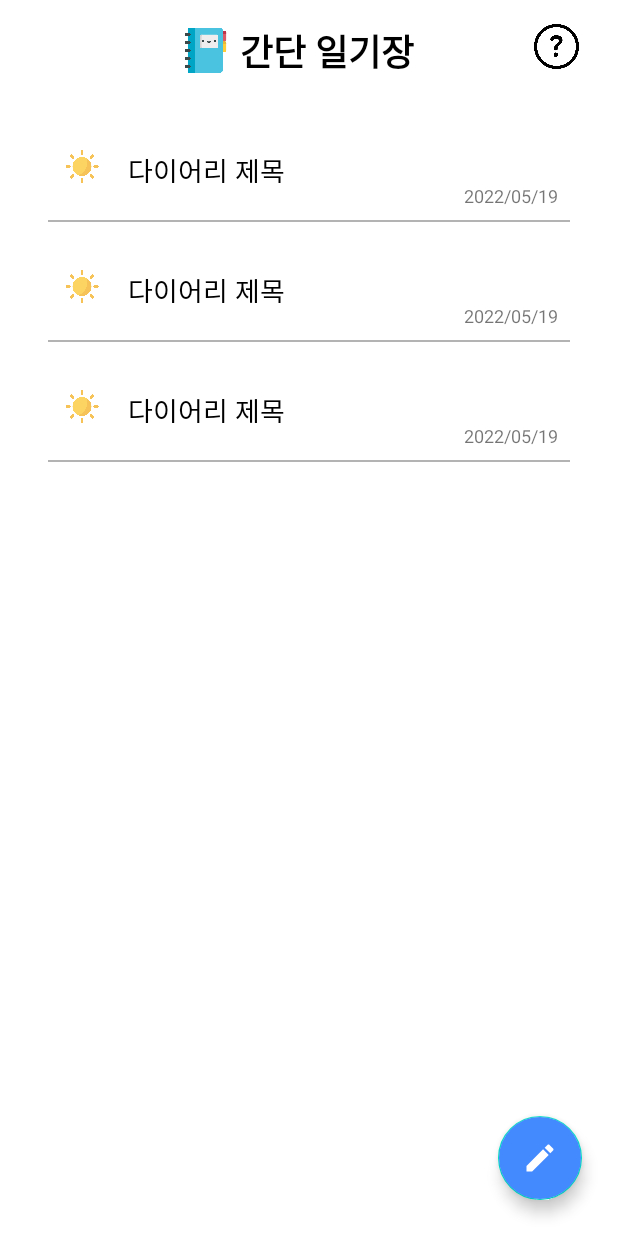
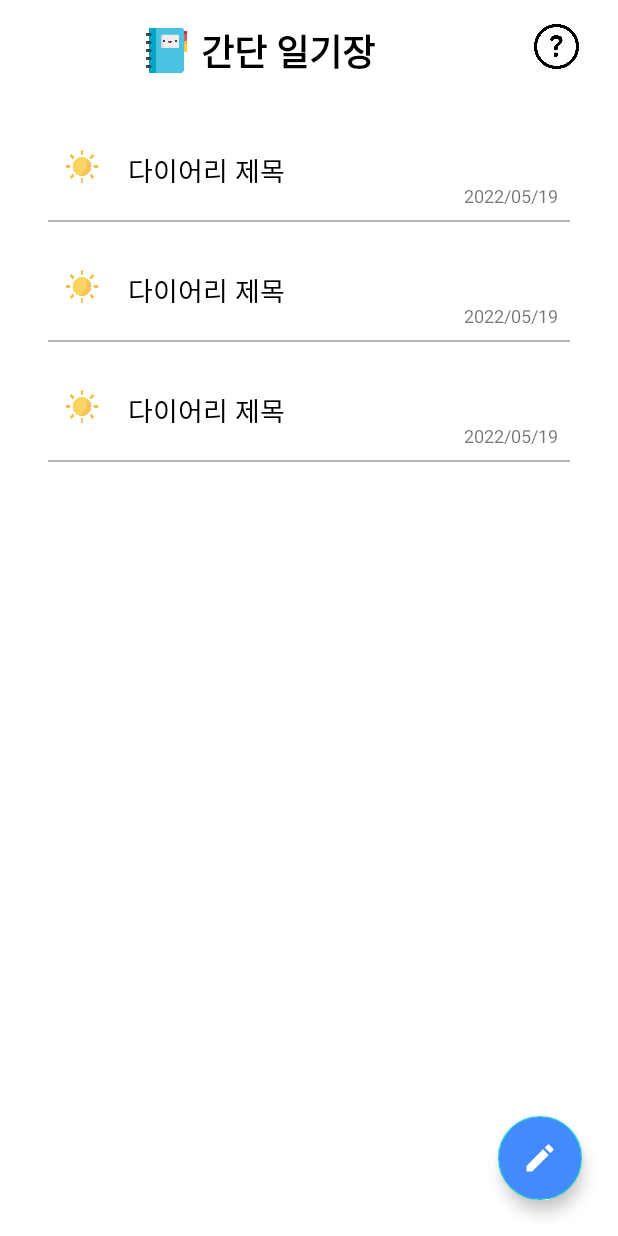
Before and after one commit to MJH39088/MyDiary, an Android app: the layout activity_main.xml on its own in the app's theme, with its tools: preview values and no code run, on a phone screen of 412 x 824 dp. Run offline under Robolectric (Android 15) with nearby library versions, the phone set to English and light mode, and no system bars.

Commit message:
오타 수정

```diff
--- a/app/src/main/java/com/MyDiaryProj/mydiary/DiaryDetailActivity.java
+++ b/app/src/main/java/com/MyDiaryProj/mydiary/DiaryDetailActivity.java
@@ -188,7 +188,7 @@ public class DiaryDetailActivity extends AppCompatActivity implements View.OnCli
                 } else {
                     // 게시글 작성 모드
                     mDatabaseHelper.setInsertDiaryList(title, content, mSelectedWeatherType, userDate, writeDate);
-                    Toast.makeText(this, "다이어리 동륵이 완료되었습니다.", Toast.LENGTH_SHORT).show();
+                    Toast.makeText(this, "다이어리 등록이 완료되었습니다.", Toast.LENGTH_SHORT).show();
                 }
                 finish(); // 현재 액티비티 종료
                 break;
@@ -222,7 +222,7 @@ public class DiaryDetailActivity extends AppCompatActivity implements View.OnCli
             AlertDialog.Builder builder = new AlertDialog.Builder(this);
             builder.setMessage("수정한 내용이 저장되지 않고 나가져요.");
 
-            builder.setNegativeButton("계속 작성하기", new DialogInterface.OnClickListener() {
+            builder.setNegativeButton("계속 수정하기", new DialogInterface.OnClickListener() {
                 @Override
                 public void onClick(DialogInterface dialogInterface, int i) {
                     return;
--- a/app/src/main/res/layout/activity_main.xml
+++ b/app/src/main/res/layout/activity_main.xml
@@ -33,7 +33,7 @@
                 android:layout_width="30dp"
                 android:layout_height="30dp"
                 android:src="@drawable/img_logo_diary"
-                android:layout_marginLeft="106dp"/>
+                android:layout_marginLeft="80dp"/>
 
             <!-- 서버와 클라이언트 안전한 연결을 위한 AppCompat -->
             <androidx.appcompat.widget.AppCompatTextView
```
